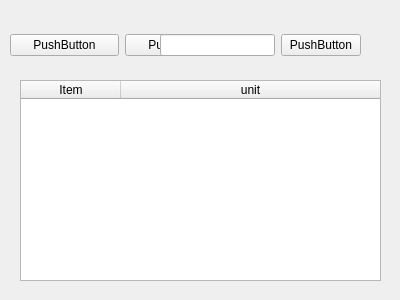
The window that GUI2/parts.ui (maximustann/Bing_project) describes before a commit, drawn with Qt 5.
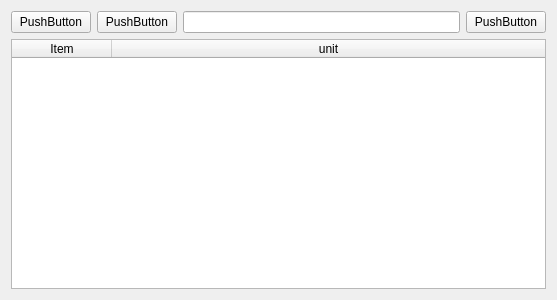
The same window after the commit.

Diff of the .ui file:
```diff
--- a/GUI2/parts.ui
+++ b/GUI2/parts.ui
@@ -6,45 +6,15 @@
    <rect>
     <x>0</x>
     <y>0</y>
-    <width>400</width>
+    <width>557</width>
     <height>300</height>
    </rect>
   </property>
   <property name="windowTitle">
    <string>Parts</string>
   </property>
-  <widget class="QTableWidget" name="tableWidget">
-   <property name="geometry">
-    <rect>
-     <x>20</x>
-     <y>80</y>
-     <width>361</width>
-     <height>201</height>
-    </rect>
-   </property>
-   <attribute name="horizontalHeaderStretchLastSection">
-    <bool>true</bool>
-   </attribute>
-   <column>
-    <property name="text">
-     <string>Item</string>
-    </property>
-   </column>
-   <column>
-    <property name="text">
-     <string>unit</string>
-    </property>
-   </column>
-  </widget>
-  <widget class="QWidget" name="">
-   <property name="geometry">
-    <rect>
-     <x>10</x>
-     <y>30</y>
-     <width>224</width>
-     <height>30</height>
-    </rect>
-   </property>
+  <layout class="QGridLayout" name="gridLayout">
+   <item row="0" column="0">
    <layout class="QHBoxLayout" name="horizontalLayout">
     <item>
      <widget class="QPushButton" name="pushButton">
@@ -61,16 +31,8 @@
      </widget>
     </item>
    </layout>
-  </widget>
-  <widget class="QWidget" name="">
-   <property name="geometry">
-    <rect>
-     <x>160</x>
-     <y>30</y>
-     <width>201</width>
-     <height>30</height>
-    </rect>
-   </property>
+   </item>
+   <item row="0" column="1">
    <layout class="QHBoxLayout" name="horizontalLayout_2">
     <item>
      <widget class="QLineEdit" name="lineEdit"/>
@@ -83,7 +45,25 @@
      </widget>
     </item>
    </layout>
-  </widget>
+   </item>
+   <item row="1" column="0" colspan="2">
+    <widget class="QTableWidget" name="tableWidget">
+     <attribute name="horizontalHeaderStretchLastSection">
+      <bool>true</bool>
+     </attribute>
+     <column>
+      <property name="text">
+       <string>Item</string>
+      </property>
+     </column>
+     <column>
+      <property name="text">
+       <string>unit</string>
+      </property>
+     </column>
+    </widget>
+   </item>
+  </layout>
  </widget>
  <resources/>
  <connections/>
```
Lines whose indentation alone changed are shown as unchanged.
